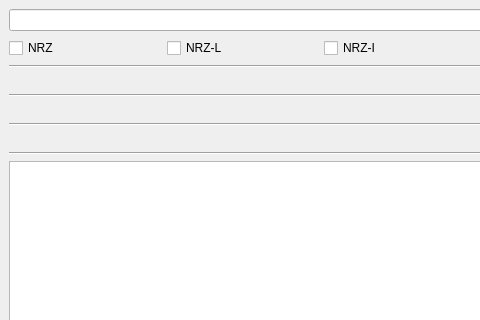
The window that ModeloQTDesigner.ui (WagnerRua/BinarySequenceSenderSimulator) describes before a commit, drawn with Qt 5; both pictures show x 0 to 480 and y 0 to 320 of the 800 by 600 pixel window.
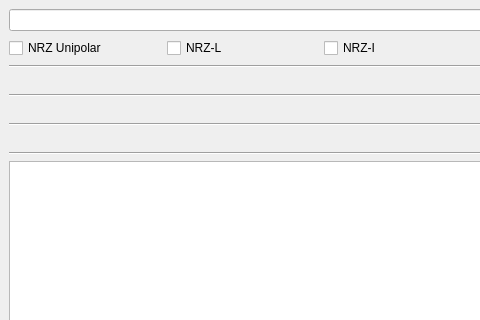
The same window after the commit. Custom widgets are drawn as their Qt base class.

```diff
--- a/ModeloQTDesigner.ui
+++ b/ModeloQTDesigner.ui
@@ -27,7 +27,7 @@
       <item>
        <widget class="QCheckBox" name="checkBoxNRZ">
         <property name="text">
-         <string>NRZ</string>
+         <string>NRZ Unipolar</string>
         </property>
        </widget>
       </item>
```
Left out of the diff: 9 changed lines with no effect on the pictures.
